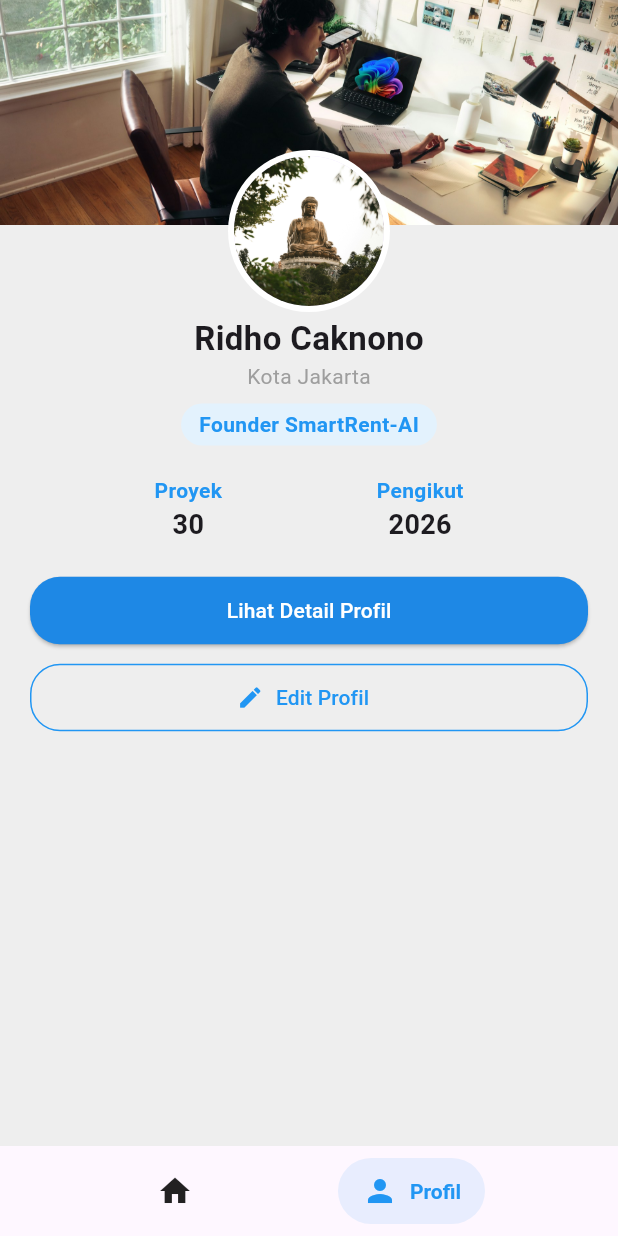
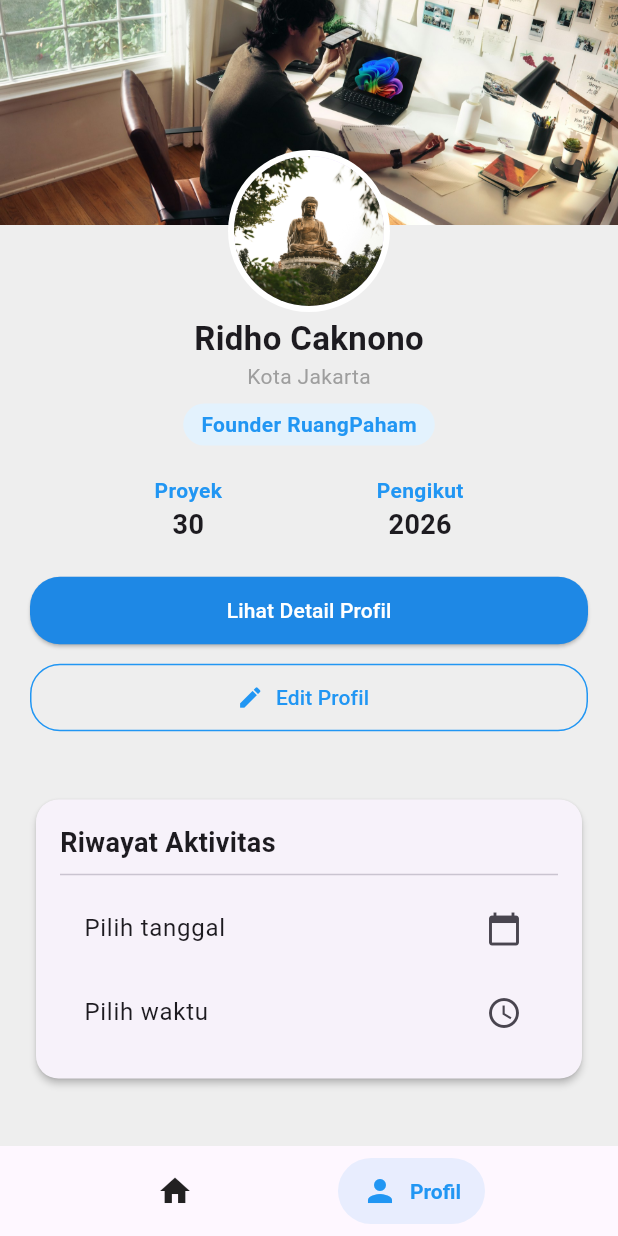
Before and after one commit to KZ-wex/Tugas-mp2, a Flutter app: the screen it shows after launch, item 2 of the bottom bar chosen, on a phone screen of 412 x 824 dp. Run offline on Flutter 3.47's test engine with Material 3 defaults, Android fonts, the phone set to English and light mode, and no system bars; drawn by our look-alikes of salomon_bottom_bar; our stand-ins replace firebase_core; accounts and stored records are empty; network calls fail.

Commit message:
Update profile_page.dart

```diff
--- a/lib/pages/profile_page.dart
+++ b/lib/pages/profile_page.dart
@@ -12,13 +12,27 @@ class _ProfilePageState extends State<ProfilePage> {
   bool _isDetailVisible = false;
 
   String _nama = "Ridho Caknono";
-  String _bio = "Founder SmartRent-AI";
+  String _bio = "Founder RuangPaham";
   String _domisili = "Jakarta";
   String _gender = "Pria";
-  String _pendidikan = "SMK";
+  String _pendidikan = "SMA";
   bool _isPublic = true;
   bool _isLookingForJob = false;
   double _skillLevel = 50.0;
+
+  DateTime? _selectedDate;
+  TimeOfDay? _selectedTime;
+  final Map<DateTime, List<String>> _activityHistory = {
+    DateTime(DateTime.now().year, DateTime.now().month, DateTime.now().day): [
+      "Mengerjakan Proyek Flutter",
+      "Meeting dengan tim desain"
+    ],
+    DateTime(DateTime.now().year, DateTime.now().month, DateTime.now().day - 1): [
+      "Menyelesaikan bug di aplikasi",
+      "Presentasi kepada klien"
+    ],
+  };
+  List<String> _activitiesForSelectedDate = [];
 
   Future<void> _navigateAndEditProfile() async {
     Map<String, dynamic> currentData = {
@@ -51,6 +65,7 @@ class _ProfilePageState extends State<ProfilePage> {
         _domisili = result['domisili'];
       });
 
+      // ignore: use_build_context_synchronously
       ScaffoldMessenger.of(context).showSnackBar(
         const SnackBar(
           content: Text("Profil Berhasil Diperbarui! ✅"),
@@ -58,6 +73,34 @@ class _ProfilePageState extends State<ProfilePage> {
           backgroundColor: Colors.green,
         ),
       );
+    }
+  }
+
+  Future<void> _selectDate(BuildContext context) async {
+    final DateTime? picked = await showDatePicker(
+      context: context,
+      initialDate: _selectedDate ?? DateTime.now(),
+      firstDate: DateTime(2000),
+      lastDate: DateTime(2101),
+    );
+    if (picked != null && picked != _selectedDate) {
+      setState(() {
+        _selectedDate = picked;
+        DateTime normalizedDate = DateTime(picked.year, picked.month, picked.day);
+        _activitiesForSelectedDate = _activityHistory[normalizedDate] ?? ["Tidak ada aktivitas pada tanggal ini."];
+      });
+    }
+  }
+
+  Future<void> _selectTime(BuildContext context) async {
+    final TimeOfDay? picked = await showTimePicker(
+      context: context,
+      initialTime: _selectedTime ?? TimeOfDay.now(),
+    );
+    if (picked != null && picked != _selectedTime) {
+      setState(() {
+        _selectedTime = picked;
+      });
     }
   }
 
@@ -180,6 +223,52 @@ class _ProfilePageState extends State<ProfilePage> {
                   ),
                 ),
               ),
+              const SizedBox(height: 20),
+
+            Padding(
+              padding: const EdgeInsets.symmetric(horizontal: 20),
+              child: Card(
+                elevation: 2,
+                shape: RoundedRectangleBorder(borderRadius: BorderRadius.circular(15)),
+                child: Padding(
+                  padding: const EdgeInsets.all(16.0),
+                  child: Column(
+                    crossAxisAlignment: CrossAxisAlignment.start,
+                    children: [
+                      const Text("Riwayat Aktivitas", style: TextStyle(fontSize: 18, fontWeight: FontWeight.bold)),
+                      const Divider(),
+                      ListTile(
+                        title: Text(_selectedDate == null ? "Pilih tanggal" : "Tanggal: ${_selectedDate!.toLocal().toString().split(' ')[0]}"),
+                        trailing: const Icon(Icons.calendar_today),
+                        onTap: () => _selectDate(context),
+                      ),
+                      ListTile(
+                        title: Text(_selectedTime == null ? "Pilih waktu" : "Waktu: ${_selectedTime?.format(context) ?? ''}"),
+                        trailing: const Icon(Icons.access_time),
+                        onTap: () => _selectTime(context),
+                      ),
+                      if (_selectedDate != null) ...[
+                        const Divider(),
+                        Padding(
+                          padding: const EdgeInsets.only(top: 8.0, left: 16.0, right: 16.0, bottom: 8.0),
+                          child: Column(
+                            crossAxisAlignment: CrossAxisAlignment.start,
+                            children: [
+                               const Text("Aktivitas pada tanggal ini:", style: TextStyle(fontWeight: FontWeight.bold)),
+                              const SizedBox(height: 8),
+                              ..._activitiesForSelectedDate.map((activity) => Padding(
+                                padding: const EdgeInsets.only(bottom: 4.0),
+                                child: Text("• $activity"),
+                              )),
+                            ],
+                          ),
+                        ),
+                      ]
+                    ],
+                  ),
+                ),
+              ),
+            ),
               const SizedBox(height: 30),
           ],
         ),
```
